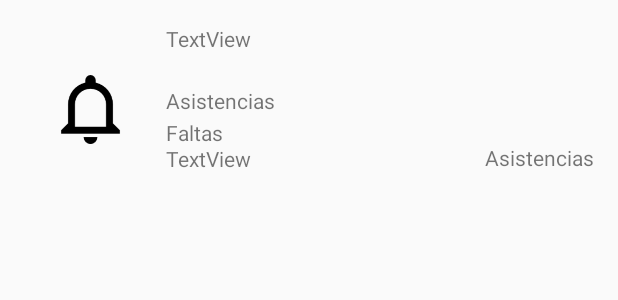
After one commit to andysanti/UdepBetaMovilT, an Android app: the layout grid_asistencia__item.xml on its own in the app's theme, with its tools: preview values and no code run, on a phone screen of 412 x 824 dp. The commit adds this screen. Shown: the top 300 px of the screen. Run offline under Robolectric (Android 15) with nearby library versions, the phone set to English and light mode, and no system bars.

Commit message:
Avance de Asistencias

```diff
--- a/app/src/main/res/layout/activity_aula_virtual.xml
+++ b/app/src/main/res/layout/activity_aula_virtual.xml
@@ -82,6 +82,7 @@
 
             <!-- Column 2 -->
             <android.support.v7.widget.CardView
+                android:id="@+id/crdAsistencia"
                 android:layout_width="0dp"
                 android:layout_height="0dp"
                 android:layout_rowWeight="1"
--- /dev/null
+++ b/app/src/main/res/layout/grid_asistencia__item.xml
@@ -0,0 +1,68 @@
+<?xml version="1.0" encoding="utf-8"?>
+<android.support.constraint.ConstraintLayout xmlns:android="http://schemas.android.com/apk/res/android"
+    xmlns:app="http://schemas.android.com/apk/res-auto"
+    xmlns:tools="http://schemas.android.com/tools"
+    android:layout_width="match_parent"
+    android:layout_height="match_parent"
+    tools:context=".activities.AsistenciaActivity">
+
+    <TextView
+        android:id="@+id/lblAsistencia"
+        android:layout_width="wrap_content"
+        android:layout_height="wrap_content"
+        android:layout_marginTop="22dp"
+        android:text="Asistencias"
+        app:layout_constraintStart_toStartOf="@+id/txtCurso"
+        app:layout_constraintTop_toBottomOf="@+id/txtCurso" />
+
+    <TextView
+        android:id="@+id/txtAsistencias2"
+        android:layout_width="wrap_content"
+        android:layout_height="wrap_content"
+        android:layout_marginTop="95dp"
+        android:layout_marginEnd="16dp"
+        android:text="Asistencias"
+        app:layout_constraintEnd_toEndOf="parent"
+        app:layout_constraintTop_toTopOf="parent" />
+
+    <TextView
+        android:id="@+id/txtCurso"
+        android:layout_width="wrap_content"
+        android:layout_height="wrap_content"
+        android:layout_marginStart="23dp"
+        android:layout_marginTop="16dp"
+        android:text="TextView"
+        app:layout_constraintStart_toEndOf="@+id/imageView2"
+        app:layout_constraintTop_toTopOf="parent" />
+
+    <TextView
+        android:id="@+id/lblFaltas"
+        android:layout_width="wrap_content"
+        android:layout_height="0dp"
+        android:layout_marginTop="2dp"
+        android:text="Faltas"
+        app:layout_constraintBottom_toTopOf="@+id/lblSemestre"
+        app:layout_constraintStart_toStartOf="@+id/lblAsistencia"
+        app:layout_constraintTop_toBottomOf="@+id/lblAsistencia" />
+
+    <TextView
+        android:id="@+id/lblSemestre"
+        android:layout_width="wrap_content"
+        android:layout_height="16dp"
+        android:layout_marginTop="19dp"
+        android:text="TextView"
+        app:layout_constraintStart_toStartOf="@+id/lblFaltas"
+        app:layout_constraintTop_toBottomOf="@+id/lblAsistencia" />
+
+    <ImageView
+        android:id="@+id/imageView2"
+        android:layout_width="54dp"
+        android:layout_height="46dp"
+        android:layout_marginStart="33dp"
+        android:layout_marginTop="14dp"
+        android:layout_marginBottom="16dp"
+        android:src="@drawable/bell"
+        app:layout_constraintBottom_toBottomOf="@+id/lblSemestre"
+        app:layout_constraintStart_toStartOf="parent"
+        app:layout_constraintTop_toBottomOf="@+id/txtCurso" />
+</android.support.constraint.ConstraintLayout>
```
Also changed, not shown: app/build.gradle (+8 -8 lines), app/src/main/AndroidManifest.xml (+6 -4 lines), app/src/main/java/movil/upao/android/aplicaciones/upao/edu/udepbetamovilt/Models/Asistencia.java (added, +43 -0 lines), app/src/main/java/movil/upao/android/aplicaciones/upao/edu/udepbetamovilt/activities/AsistenciaActivity.java (added, +17 -0 lines), app/src/main/java/movil/upao/android/aplicaciones/upao/edu/udepbetamovilt/activities/AulaVirtualActivity.java (+17 -1 lines), app/src/main/java/movil/upao/android/aplicaciones/upao/edu/udepbetamovilt/adapters/AsistenciaGridAdapter.java (added, +38 -0 lines), app/src/main/res/layout/activity_asistencia.xml (added, +21 -0 lines).
